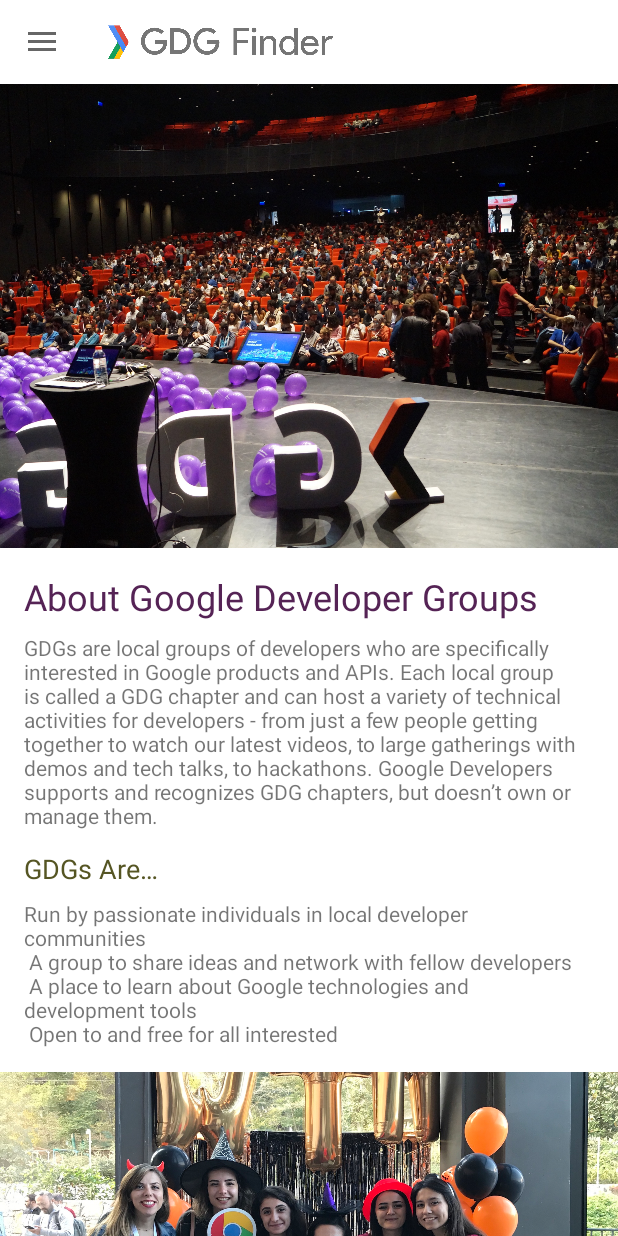
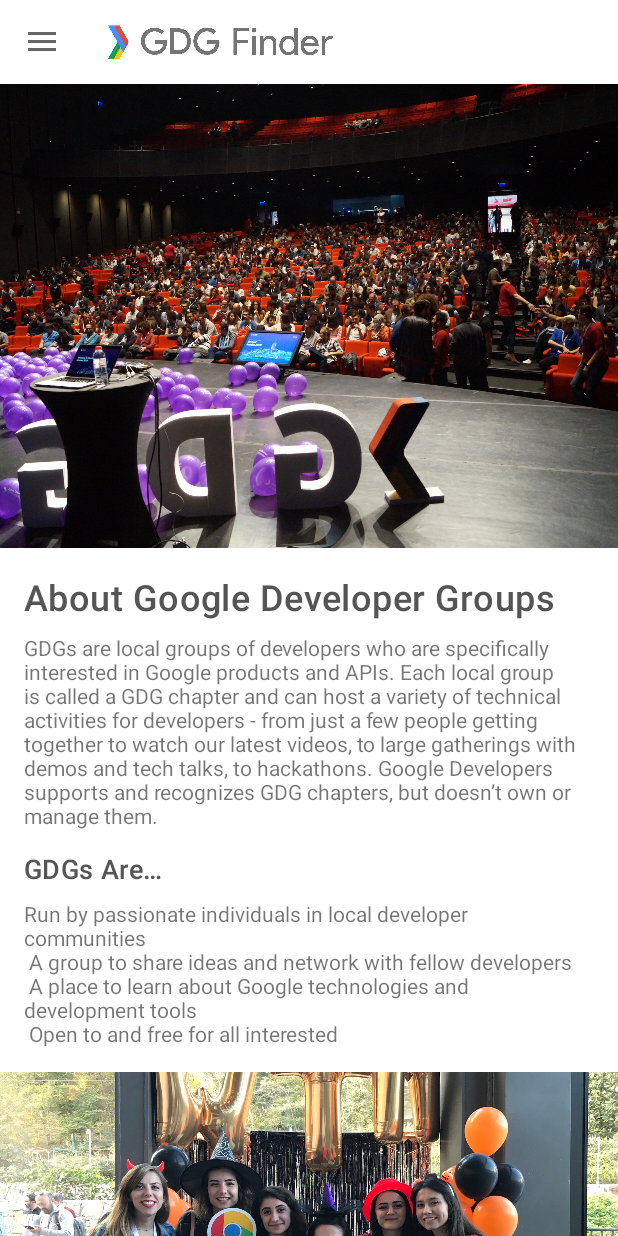
Before and after one commit to Manasask8127/GDGFinder, an Android app: the screen it shows after launch (MainActivity), on a phone screen of 412 x 824 dp. Run offline under Robolectric (Android 15) with nearby library versions, the phone set to English and light mode, and no system bars; our stand-ins replace data binding, navigation-ui; Roboto replaces fonts that are not available here.

Commit message:
styles to header

```diff
--- a/app/src/main/res/layout/home_fragment.xml
+++ b/app/src/main/res/layout/home_fragment.xml
@@ -30,8 +30,7 @@
             android:layout_marginTop="16dp"
             android:fontFamily="@font/lobster_two"
             android:text="@string/about_google_developer_groups"
-            android:textColor="#552355"
-            android:textSize="24sp"
+            style="@style/TextAppearance.Title"
             app:layout_constraintEnd_toStartOf="@+id/end_grid"
             app:layout_constraintStart_toStartOf="@+id/start_grid"
             app:layout_constraintTop_toBottomOf="@id/image" />
@@ -52,8 +51,7 @@
             android:layout_height="wrap_content"
             android:layout_marginTop="13dp"
             android:text="@string/gdgs_are"
-            android:textSize="18sp"
-            android:textColor="#555523"
+            style="@style/TextAppearance.subtitle"
             app:layout_constraintEnd_toStartOf="@id/end_grid"
             app:layout_constraintStart_toEndOf="@id/start_grid"
             app:layout_constraintTop_toBottomOf="@+id/intro_text" />
--- a/app/src/main/res/values/styles.xml
+++ b/app/src/main/res/values/styles.xml
@@ -10,4 +10,13 @@
         <item name="android:fontFamily">@font/lobster_two</item>
     </style>
 
+    <style name="TextAppearance.Title" parent="TextAppearance.MaterialComponents.Headline6">
+        <item name="android:textSize">24sp</item>
+        <item name="android:textColor">#555555</item>
+    </style>
+
+    <style name="TextAppearance.subtitle" parent="TextAppearance.Title">
+        <item name="android:textSize">18sp</item>
+    </style>
+
 </resources>
```
